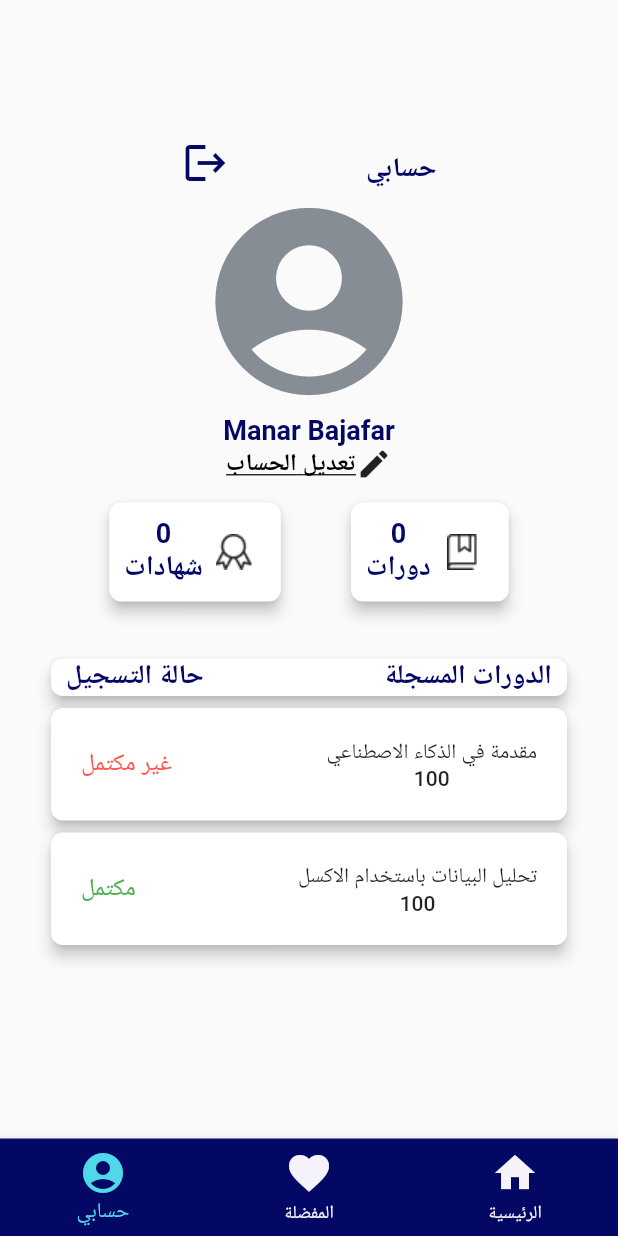
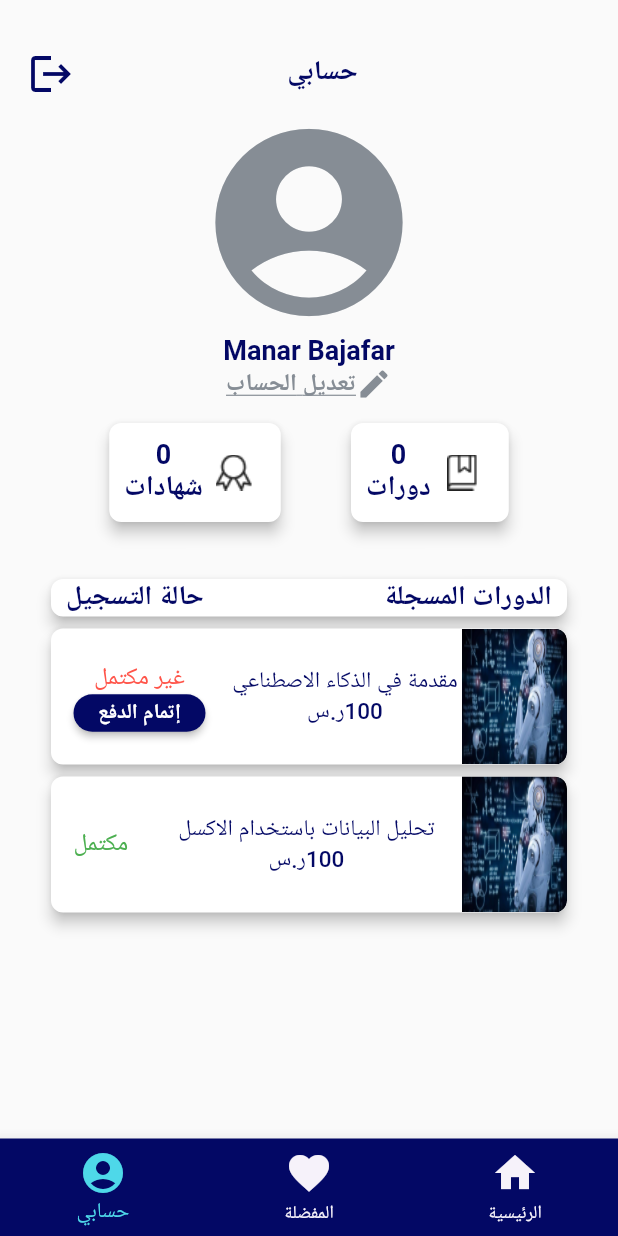
Before and after one commit to manarbajafar/shaghaf, a Flutter app: the screen it shows once a user with an empty profile is signed in, item 3 of the bottom bar chosen, on a phone screen of 412 x 824 dp. Run offline on Flutter 3.47's test engine with Material 2 defaults, Android fonts, the phone set to English and light mode, and no system bars; our stand-ins replace cloud_firestore, firebase_auth, firebase_core, get; accounts and stored records are empty; Roboto replaces fonts that are missing (Poppins, Tajawal).

Commit message:
scroll courses horizontally, show courses in favorites with same usercourses widget, edit profile, fetch and update from/to databases

```diff
--- a/lib/controllers/login_controller.dart
+++ b/lib/controllers/login_controller.dart
@@ -27,8 +27,7 @@ class LoginController extends GetxController {
 
 class LogInFailure {
   final String message;
-  const LogInFailure(
-      [this.message = 'الرجاء تعبئة الخانات قبل الضغط على زر تسجيل الدخول']);
+  const LogInFailure([this.message = 'حدث خطأ غير معروف']);
 
   factory LogInFailure.code(String code) {
     switch (code) {
--- a/lib/controllers/signup_controller.dart
+++ b/lib/controllers/signup_controller.dart
@@ -24,8 +24,7 @@ class SignUpController extends GetxController {
 
 class SignUpFailure {
   final String message;
-  const SignUpFailure(
-      [this.message = 'الرجاء تعبئة الخانات قبل الضغط على زر إنشاء الحساب']);
+  const SignUpFailure([this.message = 'حدث خطأ غير معروف']);
 
   factory SignUpFailure.code(String code) {
     switch (code) {
--- a/lib/main.dart
+++ b/lib/main.dart
@@ -34,11 +34,13 @@ class MyApp extends StatelessWidget {
         backgroundColor: AppColor.backgroundColor,
         fontFamily: 'Tajawal',
         textTheme: const TextTheme(
+          //for pages title
           titleMedium: TextStyle(
             fontSize: 18,
             fontWeight: FontWeight.bold,
             color: AppColor.primaryColor,
           ),
+          //for welcomeing words
           titleLarge: TextStyle(
             fontSize: 25,
             fontWeight: FontWeight.w900,
@@ -55,6 +57,10 @@ class MyApp extends StatelessWidget {
             fontSize: 16,
             fontWeight: FontWeight.bold,
           ),
+          bodyLarge: TextStyle(
+            fontSize: 15,
+            color: AppColor.primaryColor,
+          ),
         ),
       ),
       home: const FirstPage(),
--- a/lib/screens/home.dart
+++ b/lib/screens/home.dart
@@ -25,9 +25,7 @@ class Home extends StatelessWidget {
 
   List<String> types = ['الكل', 'عن بعد', 'حضوري'];
 
-  logout() {
-    FirebaseAuth.instance.signOut();
-  }
+
 
   TextEditingController text = TextEditingController();
 
@@ -248,7 +246,7 @@ class Home extends StatelessWidget {
           SizedBox(
             height: 220,
             child: ListView.builder(
-                // scrollDirection: Axis.horizontal,
+                scrollDirection: Axis.horizontal,
                 itemCount: courses.length,
                 itemBuilder: (context, i) {
                   return CourseCard(
--- a/lib/screens/profile.dart
+++ b/lib/screens/profile.dart
@@ -1,47 +1,91 @@
+import 'package:firebase_auth/firebase_auth.dart';
 import 'package:flutter/material.dart';
+import 'package:get/get.dart';
 import 'package:shaghaf_app/constatnt/app_colors.dart';
 
-import '../widgets/registeredCourses_card.dart';
+import '../widgets/userCourses_card.dart';
+import 'edit_profile.dart';
 
 class Profile extends StatelessWidget {
-  //
   late String pageTitle;
 
+  // This section is temporary until I finish the design and move to backend :)
   String userName = 'Manar Bajafar';
 
   List registeredcourses = [
-    {'title': 'مقدمة في الذكاء الاصطناعي', 'price': 100, 'status': false},
-    {'title': 'تحليل البيانات باستخدام الاكسل', 'price': 100, 'status': true},
+    {
+      'title': 'مقدمة في الذكاء الاصطناعي',
+      'price': 100,
+      'status': false,
+      'imageUrl': 'images/intro.jpg'
+    },
+    {
+      'title': 'تحليل البيانات باستخدام الاكسل',
+      'price': 100,
+      'status': true,
+      'imageUrl': 'images/intro.jpg'
+    },
   ];
+
+  logout() {
+    FirebaseAuth.instance.signOut();
+  }
   //
 
   Profile({super.key, required this.pageTitle});
 
   @override
   Widget build(BuildContext context) {
-    return Container(
-      padding: const EdgeInsetsDirectional.fromSTEB(30, 0, 30, 0),
+    return Material(
       child: Column(
-        mainAxisAlignment: MainAxisAlignment.center,
         children: [
-          Row(
-            mainAxisAlignment: MainAxisAlignment.spaceEvenly,
+          Padding(
+            padding: const EdgeInsets.fromLTRB(10, 25, 40, 0),
+            child: Row(
               children: [
-              Container(
-                alignment: Alignment.center,
-                padding: EdgeInsets.only(top: 10),
+                Expanded(
+                  child: Center(
                     child: Text(
                       pageTitle,
                       style: Theme.of(context).textTheme.titleMedium,
                     ),
                   ),
-              Icon(
-                Icons.logout,
-                size: 32,
+                ),
+                IconButton(
+                  icon: Icon(Icons.logout),
+                  iconSize: 32,
                   color: AppColor.primaryColor,
+                  onPressed: () {
+                    Get.defaultDialog(
+                      title: "تسجيل الخروج",
+                      titleStyle: const TextStyle(fontSize: 20),
+                      content: const Padding(
+                        padding: EdgeInsets.symmetric(vertical: 15.0),
+                        child: Text("هل أنت متأكد أنك تريد تسجيل خروجك؟"),
+                      ),
+                      cancel: OutlinedButton(
+                          onPressed: () => Get.back(), child: const Text("لا")),
+                      confirm: Expanded(
+                        child: ElevatedButton(
+                          onPressed: () => logout(), // from auth
+                          style: ElevatedButton.styleFrom(
+                              backgroundColor: AppColor.ErrorColor,
+                              side: BorderSide.none),
+                          child: const Text("نعم"),
+                        ),
+                      ),
+                    );
+                  },
                 ),
               ],
             ),
+          ),
+          Expanded(
+            child: SingleChildScrollView(
+              padding: EdgeInsetsDirectional.fromSTEB(30, 0, 30, 0),
+              child: Column(
+                mainAxisAlignment: MainAxisAlignment.center,
+                children: [
                   const Align(
                     alignment: AlignmentDirectional(0.00, 0.00),
                     child: Icon(
@@ -59,15 +103,26 @@ class Profile extends StatelessWidget {
                     focusColor: Colors.transparent,
                     hoverColor: Colors.transparent,
                     highlightColor: Colors.transparent,
-            onTap: () {},
+                    onTap: () {
+                      Get.to(EditProfile());
+                    },
                     child: Row(
                       mainAxisAlignment: MainAxisAlignment.center,
                       children: [
-                Icon(Icons.edit),
+                        Icon(
+                          Icons.edit,
+                          color: AppColor.grey,
+                        ),
                         Text(
                           'تعديل الحساب',
                           textAlign: TextAlign.center,
-                  style: Theme.of(context).textTheme.titleSmall,
+                          style: TextStyle(
+                            decoration: TextDecoration.underline,
+                            fontFamily: 'Poppins',
+                            fontSize: 16,
+                            color: AppColor.grey,
+                            fontWeight: FontWeight.bold,
+                          ),
                         ),
                       ],
                     ),
@@ -99,10 +154,14 @@ class Profile extends StatelessWidget {
                                   children: [
                                     Text(
                                       '0',
-                              style: Theme.of(context).textTheme.titleMedium,
+                                      style: Theme.of(context)
+                                          .textTheme
+                                          .titleMedium,
                                     ),
                                     Text('دورات',
-                                style: Theme.of(context).textTheme.titleMedium)
+                                        style: Theme.of(context)
+                                            .textTheme
+                                            .titleMedium)
                                   ],
                                 )
                               ],
@@ -130,10 +189,14 @@ class Profile extends StatelessWidget {
                                   children: [
                                     Text(
                                       '0',
-                              style: Theme.of(context).textTheme.titleMedium,
+                                      style: Theme.of(context)
+                                          .textTheme
+                                          .titleMedium,
                                     ),
                                     Text('شهادات',
-                                style: Theme.of(context).textTheme.titleMedium)
+                                        style: Theme.of(context)
+                                            .textTheme
+                                            .titleMedium)
                                   ],
                                 )
                               ],
@@ -180,12 +243,18 @@ class Profile extends StatelessWidget {
                     child: ListView.builder(
                         itemCount: registeredcourses.length,
                         itemBuilder: (context, i) {
-                  return RegisteredCoursesCard(
+                          return UserCoursesCard(
                             coursePrice: registeredcourses[i]['price'],
                             status: registeredcourses[i]['status'],
                             courseTitle: registeredcourses[i]['title'],
+                            courseImage:
+                                registeredcourses[i]['imageUrl'].toString(),
                           );
                         }),
+                  ),
+                ],
+              ),
+            ),
           ),
         ],
       ),
--- a/lib/widgets/registeredCourses_card.dart
+++ /dev/null
@@ -1,67 +0,0 @@
-import 'package:flutter/material.dart';
-import 'package:shaghaf_app/constatnt/app_colors.dart';
-
-class RegisteredCoursesCard extends StatelessWidget {
-  String courseTitle;
-  int coursePrice;
-  bool status;
-
-  RegisteredCoursesCard({
-    super.key,
-    required this.courseTitle,
-    required this.coursePrice,
-    required this.status,
-  });
-
-  @override
-  Widget build(BuildContext context) {
-    // TODO: implement build
-    return // Generated code for this Card Widget...
-        Card(
-      clipBehavior: Clip.antiAliasWithSaveLayer,
-      color: AppColor.white,
-      elevation: 4,
-      shape: RoundedRectangleBorder(
-        borderRadius: BorderRadius.circular(8),
-      ),
-      child: Padding(
-        padding: EdgeInsetsDirectional.fromSTEB(20, 20, 20, 20),
-        child: Row(
-          mainAxisAlignment: MainAxisAlignment.spaceBetween,
-          children: [
-            Column(
-              children: [
-                Column(mainAxisSize: MainAxisSize.max, children: [
-                  Wrap(
-                    spacing: 0,
-                    runSpacing: 0,
-                    alignment: WrapAlignment.start,
-                    crossAxisAlignment: WrapCrossAlignment.start,
-                    direction: Axis.vertical,
-                    runAlignment: WrapAlignment.start,
-                    verticalDirection: VerticalDirection.down,
-                    clipBehavior: Clip.none,
-                    children: [
-                      Text(courseTitle,
-                          style: Theme.of(context).textTheme.bodyLarge),
-                    ],
-                  ),
-                  Text(
-                    coursePrice.toString(),
-                    style: Theme.of(context).textTheme.bodyLarge,
-                  ),
-                ]),
-              ],
-            ),
-            Text(
-              status ? ' مكتمل' : 'غير مكتمل',
-              style: status
-                  ? TextStyle(fontSize: 16, color: Colors.green)
-                  : TextStyle(fontSize: 16, color: AppColor.ErrorColor),
-            ),
-          ],
-        ),
-      ),
-    );
-  }
-}
--- /dev/null
+++ b/lib/widgets/userCourses_card.dart
@@ -0,0 +1,129 @@
+import 'package:flutter/material.dart';
+import 'package:shaghaf_app/constatnt/app_colors.dart';
+
+import 'custom_button.dart';
+
+class UserCoursesCard extends StatelessWidget {
+  String courseTitle;
+  String courseImage;
+  String coursePresenter;
+  int coursePrice;
+  bool status;
+  bool isFavoritepage;
+  IconData favoriteIcon;
+
+  UserCoursesCard(
+      {super.key,
+      required this.courseTitle,
+      required this.courseImage,
+      this.coursePrice = 0,
+      this.status = false,
+      this.coursePresenter = '',
+      this.isFavoritepage = false,
+      this.favoriteIcon = Icons.favorite});
+
+  @override
+  Widget build(BuildContext context) {
+    return // Generated code for this Card Widget...
+        Card(
+      clipBehavior: Clip.antiAliasWithSaveLayer,
+      color: AppColor.white,
+      elevation: 4,
+      shape: RoundedRectangleBorder(
+        borderRadius: BorderRadius.circular(8),
+      ),
+      child: Row(
+        mainAxisAlignment: MainAxisAlignment.spaceBetween,
+        children: [
+          SizedBox(
+            width: 70,
+            height: MediaQuery.of(context).size.height * 0.11,
+            child: ClipRRect(
+              borderRadius: const BorderRadius.only(
+                topRight: Radius.circular(8),
+                bottomRight: Radius.circular(8),
+              ),
+              child: Image.asset(courseImage, fit: BoxFit.fill),
+            ),
+          ),
+          Column(
+            children: [
+              Column(mainAxisSize: MainAxisSize.max, children: [
+                Wrap(
+                  spacing: 0,
+                  runSpacing: 0,
+                  alignment: WrapAlignment.start,
+                  crossAxisAlignment: WrapCrossAlignment.start,
+                  direction: Axis.vertical,
+                  runAlignment: WrapAlignment.start,
+                  verticalDirection: VerticalDirection.down,
+                  clipBehavior: Clip.none,
+                  children: [
+                    Text(courseTitle,
+                        style: Theme.of(context).textTheme.bodyLarge),
+                  ],
+                ),
+                !isFavoritepage
+                    ? Row(
+                        children: [
+                          Text(
+                            coursePrice.toString(),
+                            style: Theme.of(context).textTheme.bodyLarge,
+                          ),
+                          Text(
+                            'ر.س',
+                            style: Theme.of(context).textTheme.bodyLarge,
+                          ),
+                        ],
+                      )
+                    : Text(
+                        coursePresenter,
+                        style: Theme.of(context).textTheme.bodySmall,
+                      )
+              ]),
+            ],
+          ),
+          Padding(
+            padding: const EdgeInsets.all(15),
+            child: !isFavoritepage
+                ? !status
+                    ? Column(
+                        children: [
+                          Text(
+                            'غير مكتمل',
+                            style: TextStyle(
+                                fontSize: 16, color: AppColor.ErrorColor),
+                          ),
+                          Container(
+                            height: 25,
+                            child: MaterialButton(
+                              shape: RoundedRectangleBorder(
+                                  borderRadius: BorderRadius.circular(16)),
+                              onPressed: () {},
+                              color: AppColor.primaryColor,
+                              child: const Text(
+                                'إتمام الدفع',
+                                style: TextStyle(
+                                  fontSize: 14,
+                                  fontWeight: FontWeight.bold,
+                                  color: AppColor.white,
+                                ),
+                              ),
+                            ),
+                          ),
+                        ],
+                      )
+                    : const Text(
+                        'مكتمل',
+                        style: TextStyle(fontSize: 16, color: Colors.green),
+                      )
+                : Icon(
+                    favoriteIcon,
+                    color: AppColor.TertiaryColor,
+                  ),
+          ),
+        ],
+      ),
+    );
+  }
+}
```
Also changed, not shown: lib/controllers/auth_controller.dart (+9 -0 lines), lib/controllers/profile_controller.dart (added, +50 -0 lines), lib/controllers/user_controller.dart (added, +30 -0 lines), lib/models/user.dart (added, +38 -0 lines), lib/screens/edit_profile.dart (added, +146 -0 lines), lib/screens/favorite.dart (+33 -11 lines), lib/widgets/course_card.dart (+5 -2 lines), lib/widgets/custom_textForm.dart (+7 -5 lines). Lines whose indentation alone changed are shown as unchanged.
